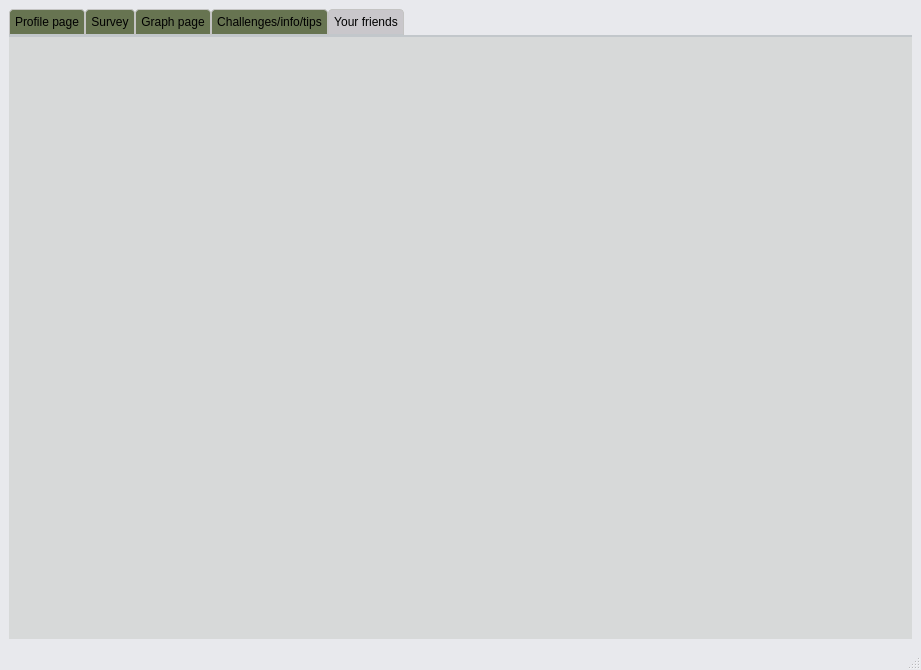
Before: the Qt Designer form CO2_Tracker/mainwindow.ui in cgneo/CarbonTracker, drawn with Qt 5.
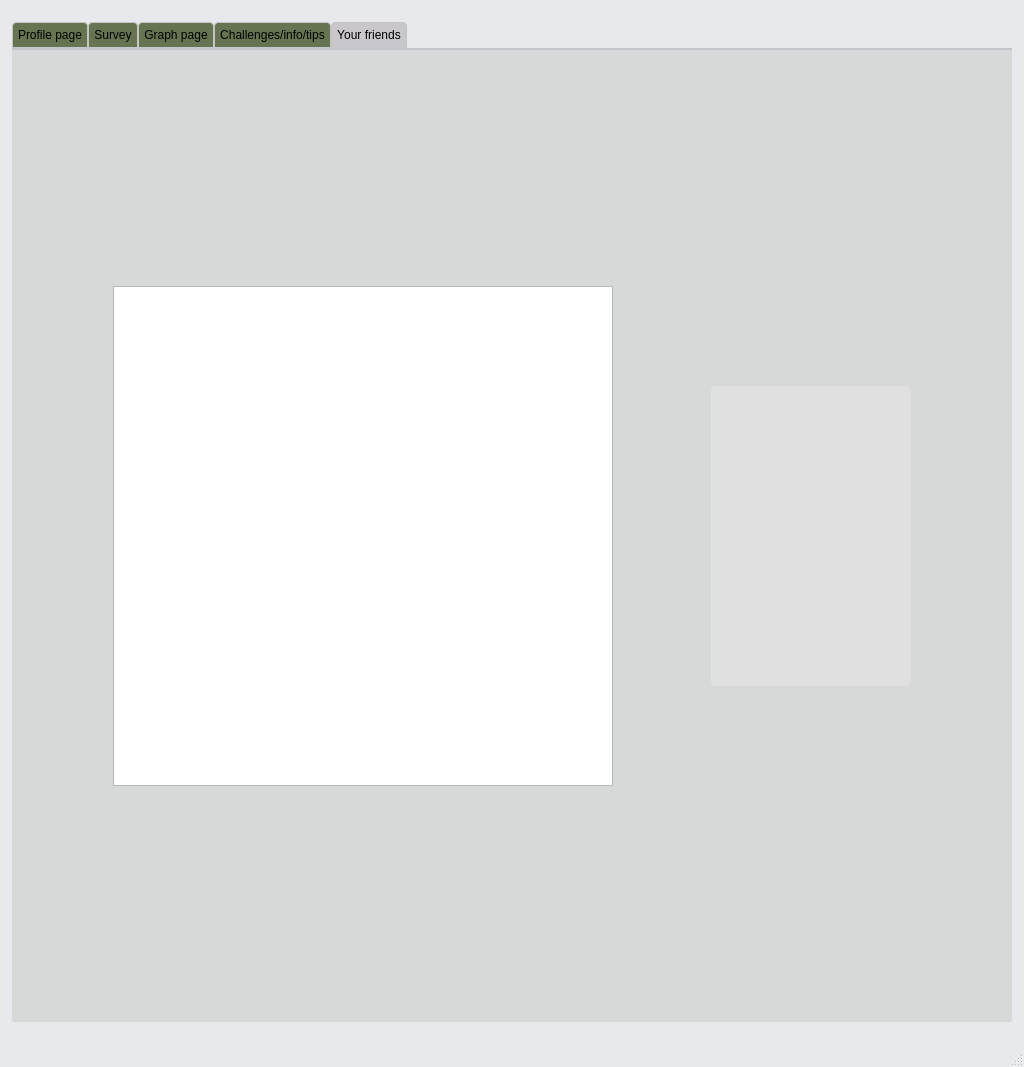
After: the same form once the commit is applied. The open tabs and pages were chosen to show the change. Icons and pictures are not drawn.

Commit message: created a ranking class for the leader board

Patch:
```diff
--- a/CO2_Tracker/mainwindow.ui
+++ b/CO2_Tracker/mainwindow.ui
@@ -6,10 +6,16 @@
    <rect>
     <x>0</x>
     <y>0</y>
-    <width>921</width>
-    <height>670</height>
+    <width>1024</width>
+    <height>1067</height>
    </rect>
   </property>
+  <property name="maximumSize">
+   <size>
+    <width>1024</width>
+    <height>1067</height>
+   </size>
+  </property>
   <property name="palette">
    <palette>
     <active>
@@ -111,6 +117,12 @@
       <property name="enabled">
        <bool>true</bool>
       </property>
+      <property name="maximumSize">
+       <size>
+        <width>1000</width>
+        <height>1000</height>
+       </size>
+      </property>
       <property name="palette">
        <palette>
         <active>
@@ -2601,7 +2613,36 @@
        <attribute name="title">
         <string>Your friends</string>
        </attribute>
-       <layout class="QHBoxLayout" name="horizontalLayout_2"/>
+       <layout class="QHBoxLayout" name="horizontalLayout_2">
+        <item>
+         <widget class="QListView" name="listView">
+          <property name="maximumSize">
+           <size>
+            <width>500</width>
+            <height>500</height>
+           </size>
+          </property>
+         </widget>
+        </item>
+        <item>
+         <widget class="QFrame" name="rankingpage">
+          <property name="maximumSize">
+           <size>
+            <width>200</width>
+            <height>300</height>
+           </size>
+          </property>
+          <property name="styleSheet">
+           <string notr="true">QFrame {
+    border-radius: 4px;
+    padding: 2px;
+	background-color: rgba(236, 234, 238,100);
+}</string>
+          </property>
+          <layout class="QVBoxLayout" name="verticalLayout_7"/>
+         </widget>
+        </item>
+       </layout>
       </widget>
      </widget>
     </item>
```
Left out of the diff: 26 changed lines with no effect on the pictures. The commit also changes 28 other files.
